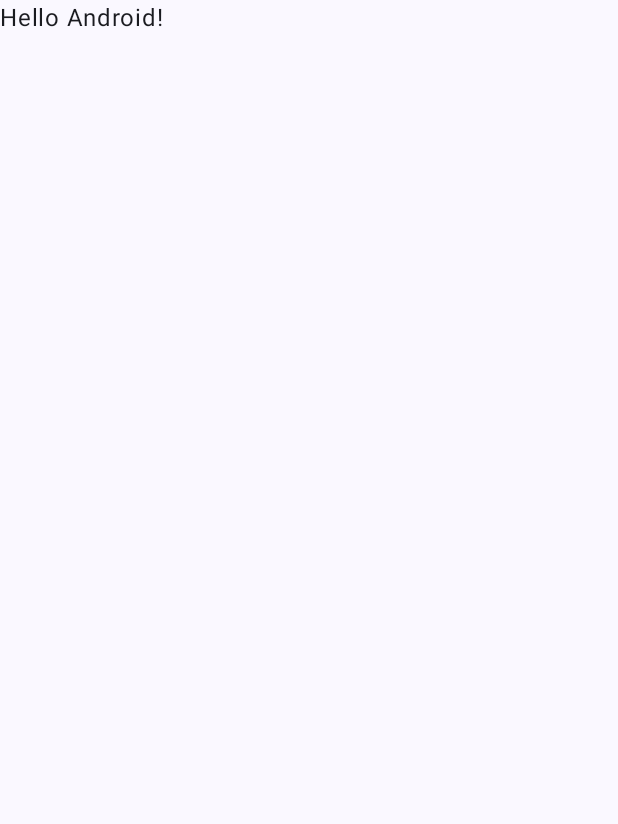
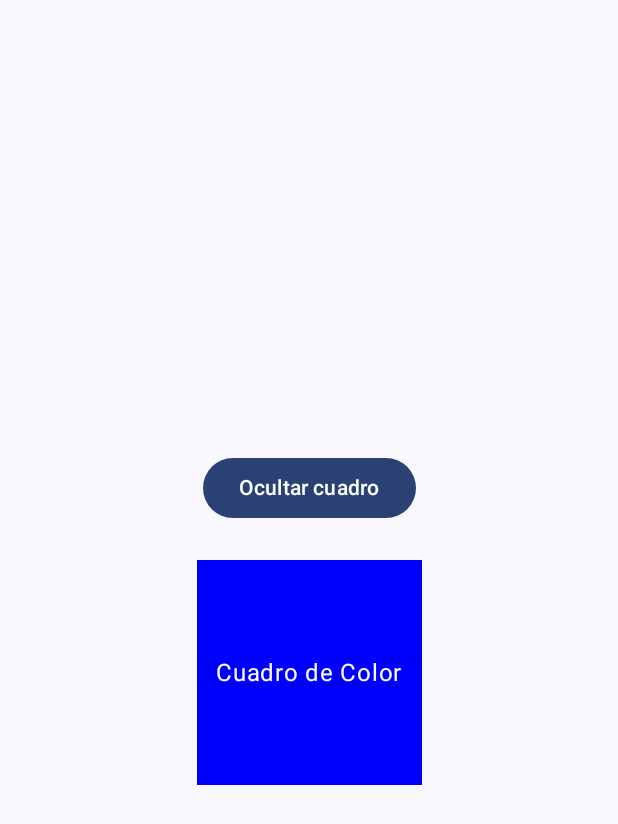
Before and after one commit to mauriciogallegos-create/Lab13_Animaciones, an Android app built with Jetpack Compose: the screen it shows after launch (MainActivity), on a phone screen of 412 x 824 dp. Before the commit the part shown is almost empty. Shown: the top 824 px of the screen. Run offline under Robolectric (Android 15) with nearby library versions, the phone set to English and light mode, and no system bars.

Commit message:
feat: Implementar Ejercicio 1 - Animación de Visibilidad con AnimatedVisibility

```diff
--- a/app/src/main/java/com/example/lab13_animaciones/MainActivity.kt
+++ b/app/src/main/java/com/example/lab13_animaciones/MainActivity.kt
@@ -4,13 +4,33 @@ import android.os.Bundle
 import androidx.activity.ComponentActivity
 import androidx.activity.compose.setContent
 import androidx.activity.enableEdgeToEdge
+import androidx.compose.animation.AnimatedVisibility
+import androidx.compose.animation.fadeIn
+import androidx.compose.animation.fadeOut
+import androidx.compose.animation.slideInVertically
+import androidx.compose.animation.slideOutVertically
+import androidx.compose.foundation.background
+import androidx.compose.foundation.layout.Arrangement
+import androidx.compose.foundation.layout.Box
+import androidx.compose.foundation.layout.Column
+import androidx.compose.foundation.layout.Spacer
 import androidx.compose.foundation.layout.fillMaxSize
+import androidx.compose.foundation.layout.height
 import androidx.compose.foundation.layout.padding
+import androidx.compose.foundation.layout.size
+import androidx.compose.material3.Button
 import androidx.compose.material3.Scaffold
 import androidx.compose.material3.Text
 import androidx.compose.runtime.Composable
+import androidx.compose.runtime.getValue
+import androidx.compose.runtime.mutableStateOf
+import androidx.compose.runtime.remember
+import androidx.compose.runtime.setValue
+import androidx.compose.ui.Alignment
 import androidx.compose.ui.Modifier
+import androidx.compose.ui.graphics.Color
 import androidx.compose.ui.tooling.preview.Preview
+import androidx.compose.ui.unit.dp
 import com.example.lab13_animaciones.ui.theme.Lab13_AnimacionesTheme
 
 class MainActivity : ComponentActivity() {
@@ -20,8 +40,7 @@ class MainActivity : ComponentActivity() {
         setContent {
             Lab13_AnimacionesTheme {
                 Scaffold(modifier = Modifier.fillMaxSize()) { innerPadding ->
-                    Greeting(
-                        name = "Android",
+                    AnimatedVisibilityScreen(
                         modifier = Modifier.padding(innerPadding)
                     )
                 }
@@ -31,17 +50,46 @@ class MainActivity : ComponentActivity() {
 }
 
 @Composable
-fun Greeting(name: String, modifier: Modifier = Modifier) {
-    Text(
-        text = "Hello $name!",
+fun AnimatedVisibilityScreen(modifier: Modifier = Modifier) {
+    var isVisible by remember { mutableStateOf(true) }
+
+    Column(
         modifier = modifier
-    )
+            .fillMaxSize()
+            .padding(16.dp),
+        verticalArrangement = Arrangement.Center,
+        horizontalAlignment = Alignment.CenterHorizontally
+    ) {
+        Button(onClick = { isVisible = !isVisible }) {
+            Text(text = if (isVisible) "Ocultar cuadro" else "Mostrar cuadro")
+        }
+
+        Spacer(modifier = Modifier.height(24.dp))
+
+        AnimatedVisibility(
+            visible = isVisible,
+            enter = fadeIn() + slideInVertically(initialOffsetY = { -it }),
+            exit = fadeOut() + slideOutVertically(targetOffsetY = { -it })
+        ) {
+            Box(
+                modifier = Modifier
+                    .size(150.dp)
+                    .background(Color.Blue),
+                contentAlignment = Alignment.Center
+            ) {
+                Text(
+                    text = "Cuadro de Color",
+                    color = Color.White
+                )
+            }
+        }
+    }
 }
 
 @Preview(showBackground = true)
 @Composable
-fun GreetingPreview() {
+fun AnimatedVisibilityScreenPreview() {
     Lab13_AnimacionesTheme {
-        Greeting("Android")
+        AnimatedVisibilityScreen()
     }
 }
```
